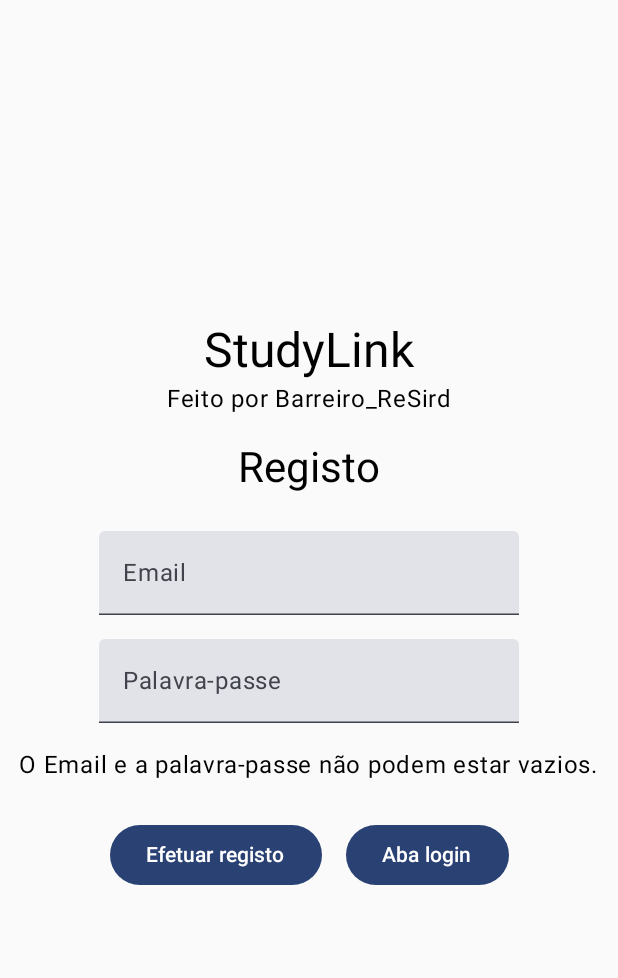
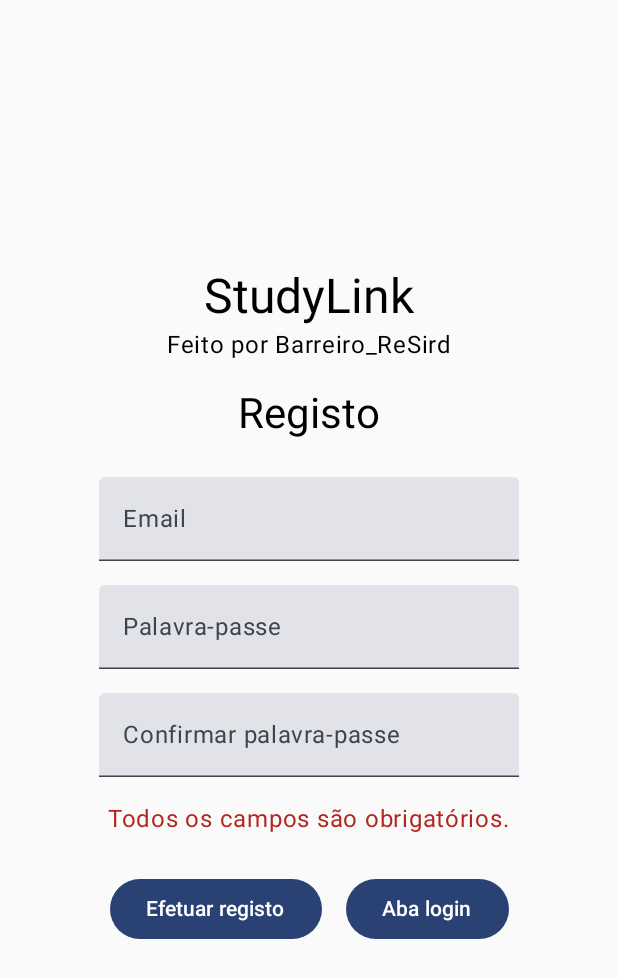
Before and after one commit to BarreiroReSird/StudyLink, an Android app built with Jetpack Compose: the RegisterView screen opened through its navigation route, after a tap on "Efetuar registo", on a phone screen of 412 x 824 dp. Shown: the top 978 px of the screen. Run offline under Robolectric (Android 15) with nearby library versions, the phone set to English and light mode, and no system bars; our stand-ins replace Firebase (no records; nobody signed in at launch, a user with empty details on screens opened directly).

Commit message:
feat: Add password confirmation to registration form
Implemented double password verification in the registration flow by adding a confirm password field and validation logic. Error messages are now shown for empty fields, mismatched passwords, and short passwords.

```diff
--- a/app/src/main/java/com/example/studylink/ui/screens/RegisterView.kt
+++ b/app/src/main/java/com/example/studylink/ui/screens/RegisterView.kt
@@ -24,8 +24,6 @@ import androidx.navigation.NavController
 import androidx.navigation.compose.rememberNavController
 import com.example.studylink.ui.theme.StudyLinkTheme
 
-// To do:
-// Double password verification;
 @Composable
 fun RegisterView(
     navController: NavController = rememberNavController(),
@@ -70,9 +68,19 @@ fun RegisterView(
                 viewModel.updatePassword(it)
             })
 
+        TextField(
+            value = uiState.confirmPassword ?: "",
+            label = { Text("Confirmar palavra-passe") },
+            modifier = Modifier.padding(8.dp),
+            visualTransformation = PasswordVisualTransformation(),
+            onValueChange = {
+                viewModel.updateConfirmPassword(it)
+            })
+
         if (uiState.error != null) {
             Text(
                 text = uiState.error!!,
+                color = MaterialTheme.colorScheme.error,
                 modifier = Modifier.padding(8.dp),
             )
         }
--- a/app/src/main/java/com/example/studylink/ui/screens/RegisterViewModel.kt
+++ b/app/src/main/java/com/example/studylink/ui/screens/RegisterViewModel.kt
@@ -20,12 +20,27 @@ class RegisterViewModel : ViewModel() {
         _uiState.value = _uiState.value.copy(password = password)
     }
 
+    fun updateConfirmPassword(confirmPassword: String) {
+        _uiState.value = _uiState.value.copy(confirmPassword = confirmPassword)
+    }
+
     fun register(onRegisterSuccess: () -> Unit) {
         val email = _uiState.value.email
         val password = _uiState.value.password
+        val confirmPassword = _uiState.value.confirmPassword
 
-        if (email.isNullOrEmpty() || password.isNullOrEmpty()) {
-            _uiState.value = _uiState.value.copy(error = "O Email e a palavra-passe não podem estar vazios.")
+        if (email.isNullOrEmpty() || password.isNullOrEmpty() || confirmPassword.isNullOrEmpty()) {
+            _uiState.value = _uiState.value.copy(error = "Todos os campos são obrigatórios.")
+            return
+        }
+
+        if (password != confirmPassword) {
+            _uiState.value = _uiState.value.copy(error = "As palavras-passe não coincidem.")
+            return
+        }
+
+        if (password.length < 6) {
+            _uiState.value = _uiState.value.copy(error = "A palavra-passe deve ter pelo menos 6 caracteres.")
             return
         }
 
@@ -47,6 +62,7 @@ class RegisterViewModel : ViewModel() {
 data class RegisterUIState(
     val email: String? = null,
     val password: String? = null,
+    val confirmPassword: String? = null,
     val error: String? = null,
     val isLoading: Boolean = false
 )
```
